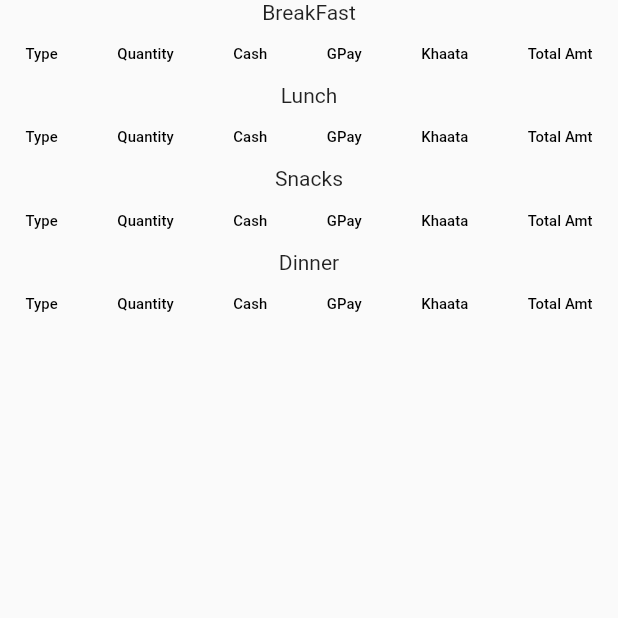
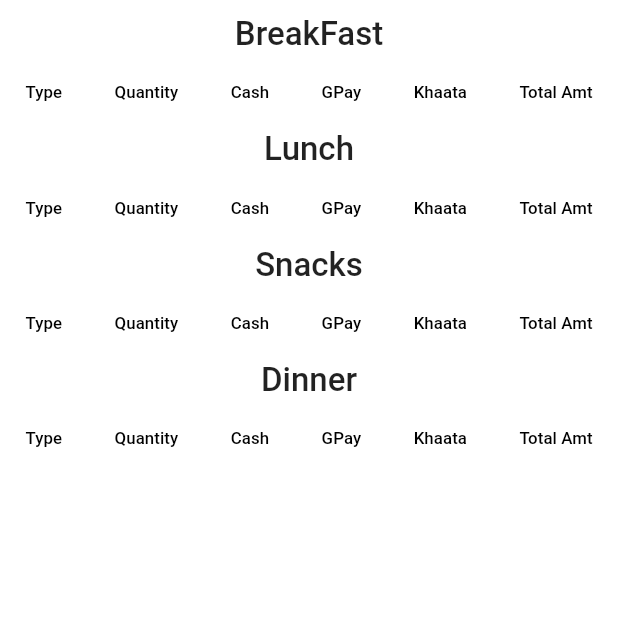
Before and after one commit to utsavmajhi/MessTransact_IITP, a Flutter app: the LogDataAnalysis screen opened directly with empty values, on a phone screen of 412 x 824 dp, the top half of it. Run offline on Flutter 3.47's test engine with Material 2 defaults, Android fonts, the phone set to English and light mode, and no system bars; our stand-ins replace cloud_firestore, flutter_svg, google_fonts, sqflite; accounts and stored records are empty.

Commit message:
added reading food items from database

```diff
--- a/lib/Screens/AddEntryScreens/AEdatefoodtype.dart
+++ b/lib/Screens/AddEntryScreens/AEdatefoodtype.dart
@@ -8,8 +8,10 @@ import 'package:messtransacts/Screens/AllLogData.dart';
 import 'package:intl/intl.dart';
 import 'package:messtransacts/Passarguments/Addentrysc1.dart';
 import 'package:messtransacts/Screens/AddEntryScreens/AddEntryFinal.dart';
-
-
+import 'package:cloud_firestore/cloud_firestore.dart';
+final _firestore=Firestore.instance;
+List<String> foodnames=[];
+List<double> foodprices=[];
 class AEdatefoodtype extends StatefulWidget {
     static String id='aedatefood_screen';
   @override
@@ -131,8 +133,13 @@ class _AEdatefoodtypeState extends State<AEdatefoodtype> {
                           height: 30,
                         ),
                         GestureDetector(
-                          onTap: (){
-                            Navigator.pushNamed(context,AddEntryFinal.id,arguments: Addentrysc1(date: changetimeformat(_dateTime),mealtype: _foodcat,foodlists: ['Basic','Pakoda','Milk','Curd','Aloo Bujiya'],fooditemcost: [13,12,56,67,33]) );
+                          onTap: () async{
+                            foodnames.clear();
+                            foodprices.clear();
+                            if(await getvaluesfromdatabase(changetimeformat(_dateTime))){
+                              Navigator.pushNamed(context,AddEntryFinal.id,arguments: Addentrysc1(date: changetimeformat(_dateTime),mealtype: _foodcat,foodlists:foodnames,fooditemcost:foodprices) );
+                            }
+
 
                           },
                           child: CircleAvatar(
@@ -153,6 +160,22 @@ class _AEdatefoodtypeState extends State<AEdatefoodtype> {
     );
   }
 
+  Future<bool> getvaluesfromdatabase(String date) async{
+    try{
+      QuerySnapshot querySnapshot =await _firestore.collection('DailyFoodMenu').document(date).collection(_foodcat).getDocuments();
+      var documents = querySnapshot.documents;
+      print(documents);
+      for(int i=0;i<documents.length;i++){
+        foodnames.add(documents[i].data["itemname"]);
+        foodprices.add(documents[i].data["itemprice"]);
+      }
+    }
+    catch(e){
+      print(e.message);
+    }
+
+    return true;
+  }
 }
 
 //for formatting date
--- a/lib/Screens/LogDataAnalysis.dart
+++ b/lib/Screens/LogDataAnalysis.dart
@@ -42,23 +42,34 @@ class _LogDataAnalysisState extends State<LogDataAnalysis> {
       updateListView(logdataDateargs.date);
     }
     return Scaffold(
+      backgroundColor: Colors.white,
       body: SingleChildScrollView(
         child: SafeArea(
+          child: Padding(
+            padding: const EdgeInsets.all(2.0),
             child: Column(
               children: <Widget>[
-              Text(
+                Padding(
+                  padding: const EdgeInsets.all(8.0),
+                  child: Text(
                     'BreakFast',
+                    style: TextStyle(
+                      fontSize: 22,
+                      fontWeight: FontWeight.w500,
+
+                    ),
+                  ),
                 ),
                 FittedBox(
                   fit: BoxFit.fitWidth,
                   child: DataTable(
                     columns: [
-                    DataColumn(label: Text('Type')),
-                    DataColumn(label: Text('Quantity')),
-                    DataColumn(label: Text('Cash')),
-                    DataColumn(label: Text('GPay')),
-                    DataColumn(label: Text('Khaata')),
-                    DataColumn(label: Text('Total Amt'))
+                      DataColumn(label: Text('Type',style: TextStyle(fontSize: 18),)),
+                      DataColumn(label: Text('Quantity',style: TextStyle(fontSize: 18),)),
+                      DataColumn(label: Text('Cash',style: TextStyle(fontSize: 18),)),
+                      DataColumn(label: Text('GPay',style: TextStyle(fontSize: 18),)),
+                      DataColumn(label: Text('Khaata',style: TextStyle(fontSize: 18),)),
+                      DataColumn(label: Text('Total Amt',style: TextStyle(fontSize: 18),))
 
                     ],
                     rows:
@@ -70,43 +81,51 @@ class _LogDataAnalysisState extends State<LogDataAnalysis> {
                           ),)), //Extracting from Map element the value
                           DataCell(Text(element["Quantity"],
                               style: TextStyle(
-                            fontSize: 15,
+                              fontSize: 18,
                           ),
                           )),
                           DataCell(Text(element["Cash"],
                             style: TextStyle(
-                              fontSize: 15,
+                                fontSize: 18,
 
                             ),)),
                           DataCell(Text(element["GPay"],
                             style: TextStyle(
-                              fontSize: 15,
+                                fontSize: 18,
 
                             ),)), //Extracting from Map element the value
                           DataCell(Text(element["Khaata"],
                             style: TextStyle(
-                              fontSize: 15,
+                                fontSize: 18,
                             ),)),
-                        DataCell(Text(element["TotalAmt"],
+                          DataCell(Text("Rs "+element["TotalAmt"],
                             style: TextStyle(
-                              fontSize: 15,),)),
+                                fontSize: 19,),)),
                         ],
                       )).toList(),
                   ),
                 ),
-              Text(
+                Padding(
+                  padding: const EdgeInsets.all(8.0),
+                  child: Text(
                     'Lunch',
+                    style: TextStyle(
+                      fontSize: 22,
+                      fontWeight: FontWeight.w500,
+
+                    ),
+                  ),
                 ),
                 FittedBox(
                   fit: BoxFit.fitWidth,
                   child: DataTable(
                     columns: [
-                    DataColumn(label: Text('Type')),
-                    DataColumn(label: Text('Quantity')),
-                    DataColumn(label: Text('Cash')),
-                    DataColumn(label: Text('GPay')),
-                    DataColumn(label: Text('Khaata')),
-                    DataColumn(label: Text('Total Amt'))
+                      DataColumn(label: Text('Type',style: TextStyle(fontSize: 18),)),
+                      DataColumn(label: Text('Quantity',style: TextStyle(fontSize: 18),)),
+                      DataColumn(label: Text('Cash',style: TextStyle(fontSize: 18),)),
+                      DataColumn(label: Text('GPay',style: TextStyle(fontSize: 18),)),
+                      DataColumn(label: Text('Khaata',style: TextStyle(fontSize: 18),)),
+                      DataColumn(label: Text('Total Amt',style: TextStyle(fontSize: 18),))
 
                     ],
                     rows:
@@ -118,43 +137,51 @@ class _LogDataAnalysisState extends State<LogDataAnalysis> {
                         ),)), //Extracting from Map element the value
                         DataCell(Text(element["Quantity"],
                           style: TextStyle(
-                          fontSize: 15,
+                            fontSize: 18,
                           ),
                         )),
                         DataCell(Text(element["Cash"],
                           style: TextStyle(
-                          fontSize: 15,
+                            fontSize: 18,
 
                           ),)),
                         DataCell(Text(element["GPay"],
                           style: TextStyle(
-                          fontSize: 15,
+                            fontSize: 18,
 
                           ),)), //Extracting from Map element the value
                         DataCell(Text(element["Khaata"],
                           style: TextStyle(
-                          fontSize: 15,
+                            fontSize: 18,
                           ),)),
-                      DataCell(Text(element["TotalAmt"],
+                        DataCell(Text("Rs "+element["TotalAmt"],
                           style: TextStyle(
-                          fontSize: 15,),)),
+                            fontSize: 19,),)),
                       ],
                     )).toList(),
                   ),
                 ),
-              Text(
+                Padding(
+                  padding: const EdgeInsets.all(8.0),
+                  child: Text(
                     'Snacks',
+                    style: TextStyle(
+                      fontSize: 22,
+                      fontWeight: FontWeight.w500,
+
+                    ),
+                  ),
                 ),
                 FittedBox(
                   fit: BoxFit.fitWidth,
                   child: DataTable(
                     columns: [
-                    DataColumn(label: Text('Type')),
-                    DataColumn(label: Text('Quantity')),
-                    DataColumn(label: Text('Cash')),
-                    DataColumn(label: Text('GPay')),
-                    DataColumn(label: Text('Khaata')),
-                    DataColumn(label: Text('Total Amt'))
+                      DataColumn(label: Text('Type',style: TextStyle(fontSize: 18),)),
+                      DataColumn(label: Text('Quantity',style: TextStyle(fontSize: 18),)),
+                      DataColumn(label: Text('Cash',style: TextStyle(fontSize: 18),)),
+                      DataColumn(label: Text('GPay',style: TextStyle(fontSize: 18),)),
+                      DataColumn(label: Text('Khaata',style: TextStyle(fontSize: 18),)),
+                      DataColumn(label: Text('Total Amt',style: TextStyle(fontSize: 18),))
 
                     ],
                     rows:
@@ -166,47 +193,56 @@ class _LogDataAnalysisState extends State<LogDataAnalysis> {
                         ),)), //Extracting from Map element the value
                         DataCell(Text(element["Quantity"],
                           style: TextStyle(
-                          fontSize: 15,
+                            fontSize: 18,
                           ),
                         )),
                         DataCell(Text(element["Cash"],
                           style: TextStyle(
-                          fontSize: 15,
+                            fontSize: 18,
 
                           ),)),
                         DataCell(Text(element["GPay"],
                           style: TextStyle(
-                          fontSize: 15,
+                            fontSize: 18,
 
                           ),)), //Extracting from Map element the value
                         DataCell(Text(element["Khaata"],
                           style: TextStyle(
-                          fontSize: 15,
+                            fontSize: 18,
                           ),)),
-                      DataCell(Text(element["TotalAmt"],
+                        DataCell(Text("Rs "+element["TotalAmt"],
                           style: TextStyle(
-                          fontSize: 15,),)),
+                            fontSize: 19,),)),
                       ],
                     )).toList(),
                   ),
                 ),
-              Text(
+                Padding(
+                  padding: const EdgeInsets.all(8.0),
+                  child: Text(
                     'Dinner',
+                    style: TextStyle(
+                      fontSize: 22,
+                      fontWeight: FontWeight.w500,
+
+                    ),
+                  ),
                 ),
                 FittedBox(
                   fit: BoxFit.fitWidth,
                   child: DataTable(
                     columns: [
-                    DataColumn(label: Text('Type')),
-                    DataColumn(label: Text('Quantity')),
-                    DataColumn(label: Text('Cash')),
-                    DataColumn(label: Text('GPay')),
-                    DataColumn(label: Text('Khaata')),
-                    DataColumn(label: Text('Total Amt'))
+                      DataColumn(label: Text('Type',style: TextStyle(fontSize: 18),)),
+                      DataColumn(label: Text('Quantity',style: TextStyle(fontSize: 18),)),
+                      DataColumn(label: Text('Cash',style: TextStyle(fontSize: 18),)),
+                      DataColumn(label: Text('GPay',style: TextStyle(fontSize: 18),)),
+                      DataColumn(label: Text('Khaata',style: TextStyle(fontSize: 18),)),
+                      DataColumn(label: Text('Total Amt',style: TextStyle(fontSize: 18),))
 
                     ],
                     rows:
                     listOfColumnsDinner.map((element) => DataRow(
+
                       cells: <DataCell>[
                         DataCell(Text(element["Type"],style: TextStyle(
                             fontSize: 18,
@@ -214,31 +250,32 @@ class _LogDataAnalysisState extends State<LogDataAnalysis> {
                         ),)), //Extracting from Map element the value
                         DataCell(Text(element["Quantity"],
                           style: TextStyle(
-                          fontSize: 15,
+                            fontSize: 18,
                           ),
                         )),
                         DataCell(Text(element["Cash"],
                           style: TextStyle(
-                          fontSize: 15,
+                            fontSize: 18,
 
                           ),)),
                         DataCell(Text(element["GPay"],
                           style: TextStyle(
-                          fontSize: 15,
+                            fontSize: 18,
 
                           ),)), //Extracting from Map element the value
                         DataCell(Text(element["Khaata"],
                           style: TextStyle(
-                          fontSize: 15,
+                            fontSize: 18,
                           ),)),
-                      DataCell(Text(element["TotalAmt"],
+                        DataCell(Text("Rs "+element["TotalAmt"],
                           style: TextStyle(
-                          fontSize: 15,),)),
+                            fontSize: 19,),)),
                       ],
                     )).toList(),
                   ),
                 ),
               ],
+            ),
           ),
         ),
       ),
```
Also changed, not shown: images/breakfast.svg (added), images/lunch.svg (added), images/lunch2.svg (added), 3 other files. Lines whose indentation alone changed are shown as unchanged.
